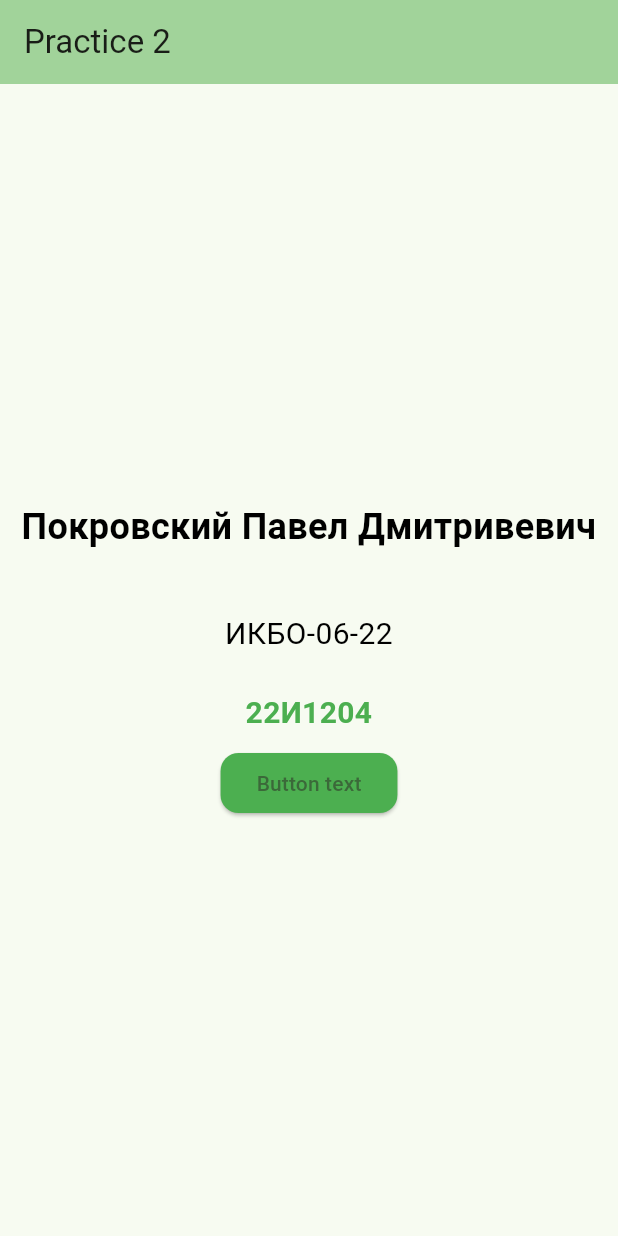
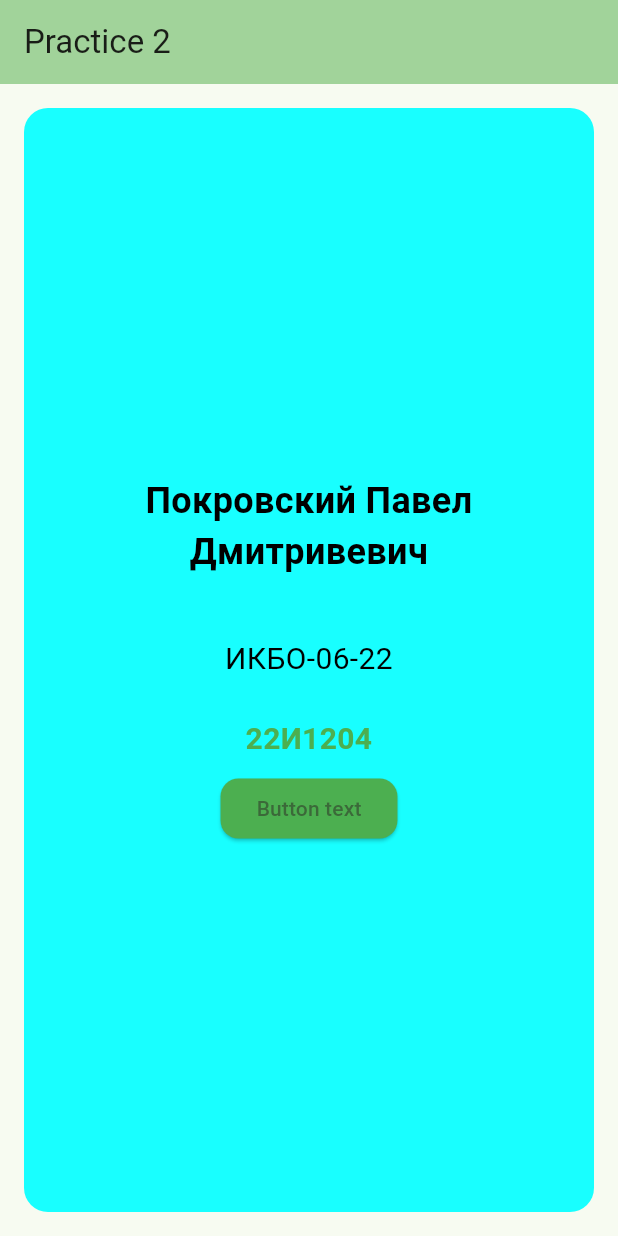
Before and after one commit to Le1NZ/flutter_practics, a Flutter app: the screen it shows after launch, on a phone screen of 412 x 824 dp. Run offline on Flutter 3.47's test engine with Material 3 defaults, Android fonts, the phone set to English and light mode, and no system bars.

Commit message:
Experiments with Container Widget

```diff
--- a/lib/src/feature/home/src/home_screen.dart
+++ b/lib/src/feature/home/src/home_screen.dart
@@ -5,7 +5,13 @@ class HomeScreen extends StatelessWidget {
 
   @override
   Widget build(BuildContext context) {
-    return Center(
+    return Container(
+      alignment: Alignment.center,
+      margin: const EdgeInsets.all(16),
+      decoration: BoxDecoration(
+        color: Colors.cyanAccent,
+        borderRadius: BorderRadius.circular(16),
+      ),
       child: Column(
         mainAxisAlignment: MainAxisAlignment.center,
         spacing: 8,
```
